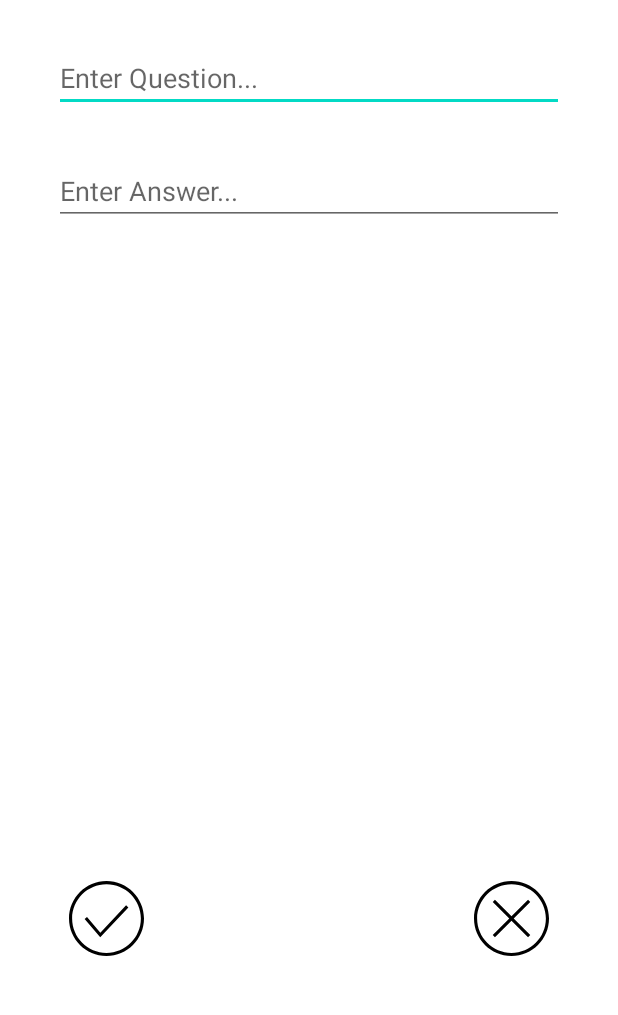
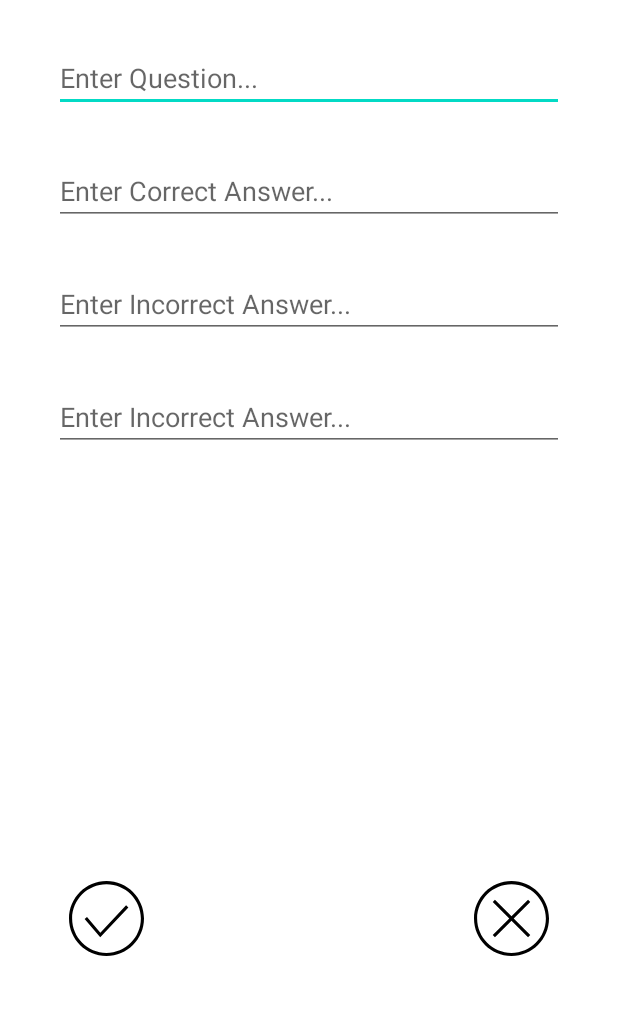
Before and after one commit to 0kveR/lab_1, an Android app: the NewFact screen opened directly, with no data from a screen before it, on a phone screen of 412 x 824 dp, the part 190-1205 px from its top. Run offline under Robolectric (Android 15) with nearby library versions, the light colour scheme and no system bars.

Commit message:
Added editing function

```diff
--- a/app/src/main/AndroidManifest.xml
+++ b/app/src/main/AndroidManifest.xml
@@ -14,6 +14,9 @@
         android:theme="@style/Theme.FlashcardApp"
         tools:targetApi="31">
         <activity
+            android:name=".EditFact"
+            android:exported="false" />
+        <activity
             android:name=".NewFact"
             android:exported="false" />
         <activity
--- a/app/src/main/java/com/example/flashcardapp/NewFact.kt
+++ b/app/src/main/java/com/example/flashcardapp/NewFact.kt
@@ -3,16 +3,18 @@ package com.example.flashcardapp
 import android.content.Intent
 import androidx.appcompat.app.AppCompatActivity
 import android.os.Bundle
+import android.widget.EditText
 import android.widget.ImageView
-import android.widget.TextView
 import com.example.flashcardapp.databinding.ActivityNewFactBinding
 
 class NewFact : AppCompatActivity() {
     private lateinit var newFactBinding: ActivityNewFactBinding
     private lateinit var cancel: ImageView
     private lateinit var save: ImageView
-    private lateinit var question: TextView
-    private lateinit var answer: TextView
+    private lateinit var question: EditText
+    private lateinit var answer: EditText
+    private lateinit var incorrectAnswer1: EditText
+    private lateinit var incorrectAnswer2: EditText
 
     override fun onCreate(savedInstanceState: Bundle?) {
         super.onCreate(savedInstanceState)
@@ -24,6 +26,17 @@ class NewFact : AppCompatActivity() {
             save = newFactBinding.saveBtn
             question = newFactBinding.addQuestion
             answer = newFactBinding.addAnswer
+            incorrectAnswer1 = newFactBinding.wrongAnswer
+            incorrectAnswer2 = newFactBinding.wrongAnswer2
+        }
+
+        val mode = intent.getStringExtra("EditMode")
+
+        if (mode == "true") {
+            question.setText(intent.getStringExtra("Question"))
+            answer.setText(intent.getStringExtra("CorrectAnswer"))
+            incorrectAnswer1.setText(intent.getStringExtra("IncorrectAnswer"))
+            incorrectAnswer2.setText(intent.getStringExtra("IncorrectAnswer2"))
         }
 
         cancel.setOnClickListener {
@@ -35,9 +48,42 @@ class NewFact : AppCompatActivity() {
                 val data = Intent()
                 data.putExtra("Question", question.text.toString())
                 data.putExtra("Answer", answer.text.toString())
+
+                val multiChoice = multiChoice()
+                when (multiChoice) {
+                    0 -> data.putExtra("Multi", "0")
+                    1 -> {
+                        data.putExtra("Multi", "1")
+                        data.putExtra("IncorrectAnswer1", incorrectAnswer1.text.toString())
+                    }
+                    2 -> {
+                        data.putExtra("Multi", "1")
+                        data.putExtra("IncorrectAnswer1", incorrectAnswer2.text.toString())
+                    }
+                    3 -> {
+                        data.putExtra("Multi", "3")
+                        data.putExtra("IncorrectAnswer1", incorrectAnswer1.text.toString())
+                        data.putExtra("IncorrectAnswer2", incorrectAnswer2.text.toString())
+                    }
+                }
+
                 setResult(RESULT_OK, data)
                 finish()
             }
         }
     }
+
+    fun multiChoice(): Int {
+        if ((incorrectAnswer1.text.toString().isNotBlank() && incorrectAnswer2.text.toString().isNotBlank())) {
+            return 3
+        } else if (incorrectAnswer1.text.toString().isNotBlank() || incorrectAnswer2.text.toString().isNotBlank()) {
+            if (incorrectAnswer1.text.toString().isNotBlank()) {
+                return 1
+            } else {
+                return 2
+            }
+        } else {
+            return 0
+        }
+    }
 }
--- a/app/src/main/res/layout/activity_new_fact.xml
+++ b/app/src/main/res/layout/activity_new_fact.xml
@@ -34,13 +34,37 @@
         android:id="@+id/add_answer"
         android:layout_width="match_parent"
         android:layout_height="wrap_content"
+        android:layout_alignTop="@id/add_question"
         android:layout_alignParentStart="true"
-        android:layout_alignTop="@id/add_question"
         android:layout_alignParentEnd="true"
-        android:hint="Enter Answer..."
+        android:layout_marginStart="20dp"
         android:layout_marginTop="75dp"
+        android:layout_marginEnd="20dp"
+        android:hint="Enter Correct Answer..." />
+
+    <EditText
+        android:id="@+id/wrong_answer"
+        android:layout_width="match_parent"
+        android:layout_height="wrap_content"
+        android:layout_alignTop="@id/add_answer"
+        android:layout_alignParentStart="true"
+        android:layout_alignParentEnd="true"
         android:layout_marginStart="20dp"
-        android:layout_marginEnd="20dp" />
+        android:layout_marginTop="75dp"
+        android:layout_marginEnd="20dp"
+        android:hint="Enter Incorrect Answer..." />
+
+    <EditText
+        android:id="@+id/wrong_answer_2"
+        android:layout_width="match_parent"
+        android:layout_height="wrap_content"
+        android:layout_alignTop="@id/wrong_answer"
+        android:layout_alignParentStart="true"
+        android:layout_alignParentEnd="true"
+        android:layout_marginStart="20dp"
+        android:layout_marginTop="75dp"
+        android:layout_marginEnd="20dp"
+        android:hint="Enter Incorrect Answer..." />
 
     <ImageView
         android:id="@+id/cancel_btn"
```
Also changed, not shown: app/src/main/java/com/example/flashcardapp/MainActivity.kt (+36 -7 lines), app/src/main/res/drawable/ic_edit_btn.xml (added, +10 -0 lines), app/src/main/res/layout/activity_main.xml (+10 -0 lines).
